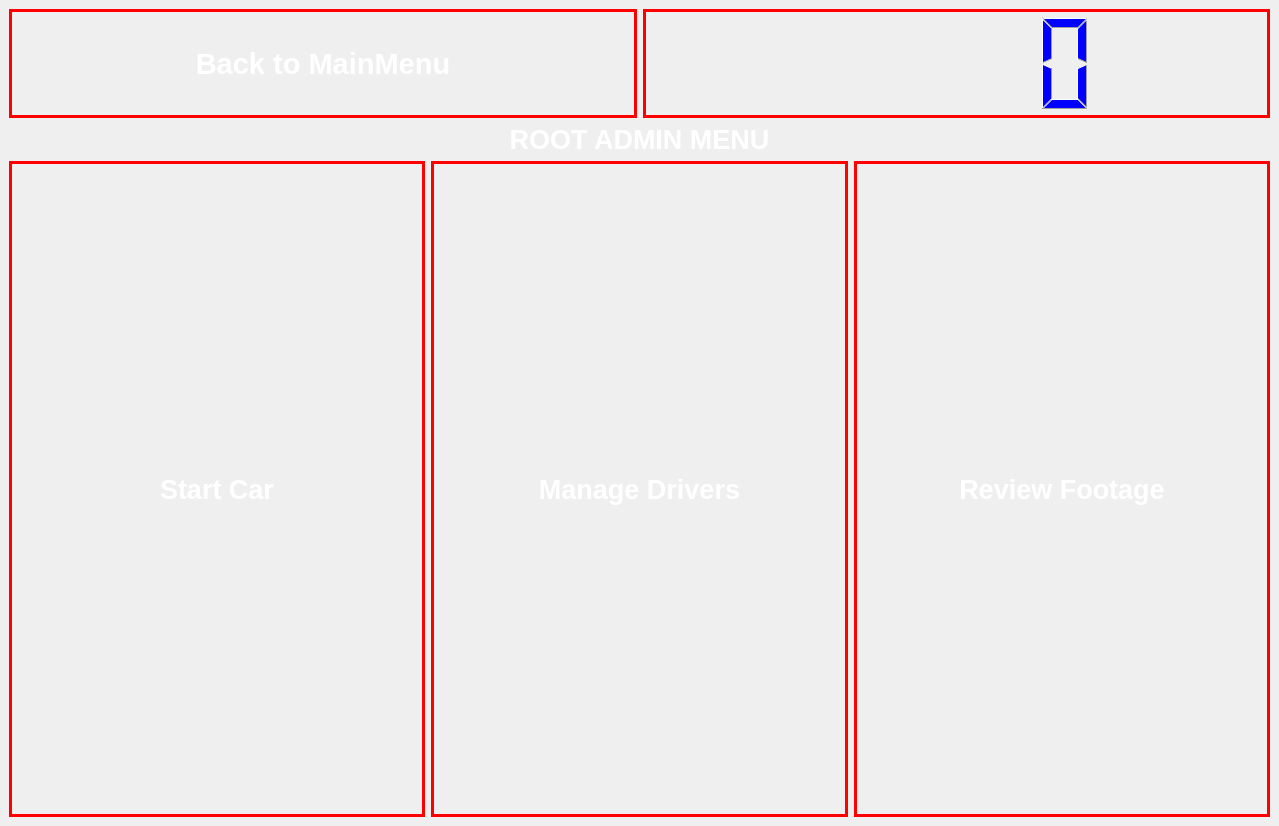
This is root.ui in Phasor2/Anti-theft-and-Collision-Detection-Program as Qt 5 draws it before an edit. The edited form follows.
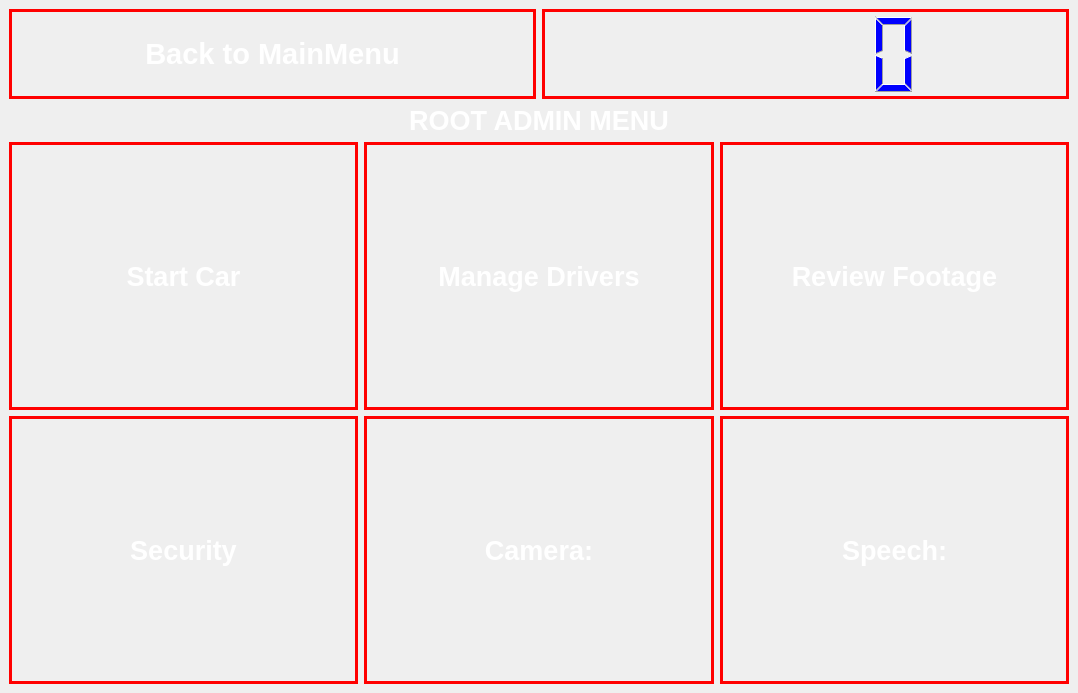
This is the edited form. Icons and pictures are not drawn.

```diff
--- a/root.ui
+++ b/root.ui
@@ -6,8 +6,8 @@
    <rect>
     <x>0</x>
     <y>0</y>
-    <width>1279</width>
-    <height>826</height>
+    <width>1078</width>
+    <height>693</height>
    </rect>
   </property>
   <property name="windowTitle">
@@ -87,6 +87,8 @@
       <item>
        <layout class="QHBoxLayout" name="horizontalLayout" stretch="0,0,0">
         <item>
+         <layout class="QVBoxLayout" name="verticalLayout_5">
+          <item>
          <widget class="QPushButton" name="start_car_button">
           <property name="sizePolicy">
            <sizepolicy hsizetype="Minimum" vsizetype="Preferred">
@@ -111,9 +113,37 @@
          </widget>
         </item>
         <item>
+           <widget class="QPushButton" name="security_button">
+            <property name="sizePolicy">
+             <sizepolicy hsizetype="Preferred" vsizetype="Preferred">
+              <horstretch>0</horstretch>
+              <verstretch>0</verstretch>
+             </sizepolicy>
+            </property>
+            <property name="font">
+             <font>
+              <pointsize>20</pointsize>
+              <weight>75</weight>
+              <bold>true</bold>
+             </font>
+            </property>
+            <property name="styleSheet">
+             <string notr="true">color:white;
+border: 3px solid red;</string>
+            </property>
+            <property name="text">
+             <string>Security</string>
+            </property>
+           </widget>
+          </item>
+         </layout>
+        </item>
+        <item>
+         <layout class="QVBoxLayout" name="verticalLayout_4">
+          <item>
          <widget class="QPushButton" name="manage_drivers_button">
           <property name="sizePolicy">
-           <sizepolicy hsizetype="Minimum" vsizetype="Preferred">
+             <sizepolicy hsizetype="Preferred" vsizetype="Preferred">
             <horstretch>0</horstretch>
             <verstretch>0</verstretch>
            </sizepolicy>
@@ -135,9 +165,37 @@
          </widget>
         </item>
         <item>
+           <widget class="QPushButton" name="camera_button">
+            <property name="sizePolicy">
+             <sizepolicy hsizetype="Preferred" vsizetype="Preferred">
+              <horstretch>0</horstretch>
+              <verstretch>0</verstretch>
+             </sizepolicy>
+            </property>
+            <property name="font">
+             <font>
+              <pointsize>20</pointsize>
+              <weight>75</weight>
+              <bold>true</bold>
+             </font>
+            </property>
+            <property name="styleSheet">
+             <string notr="true">color:white;
+border: 3px solid red;</string>
+            </property>
+            <property name="text">
+             <string>Camera:</string>
+            </property>
+           </widget>
+          </item>
+         </layout>
+        </item>
+        <item>
+         <layout class="QVBoxLayout" name="verticalLayout_3">
+          <item>
          <widget class="QPushButton" name="review_footage_button">
           <property name="sizePolicy">
-           <sizepolicy hsizetype="Minimum" vsizetype="Preferred">
+             <sizepolicy hsizetype="Preferred" vsizetype="Preferred">
             <horstretch>0</horstretch>
             <verstretch>0</verstretch>
            </sizepolicy>
@@ -157,6 +215,32 @@
            <string>Review Footage</string>
           </property>
          </widget>
+          </item>
+          <item>
+           <widget class="QPushButton" name="speech_button">
+            <property name="sizePolicy">
+             <sizepolicy hsizetype="Preferred" vsizetype="Preferred">
+              <horstretch>0</horstretch>
+              <verstretch>0</verstretch>
+             </sizepolicy>
+            </property>
+            <property name="font">
+             <font>
+              <pointsize>20</pointsize>
+              <weight>75</weight>
+              <bold>true</bold>
+             </font>
+            </property>
+            <property name="styleSheet">
+             <string notr="true">color:white;
+border: 3px solid red;</string>
+            </property>
+            <property name="text">
+             <string>Speech:</string>
+            </property>
+           </widget>
+          </item>
+         </layout>
         </item>
        </layout>
       </item>
```
Lines whose indentation alone changed are shown as unchanged.
